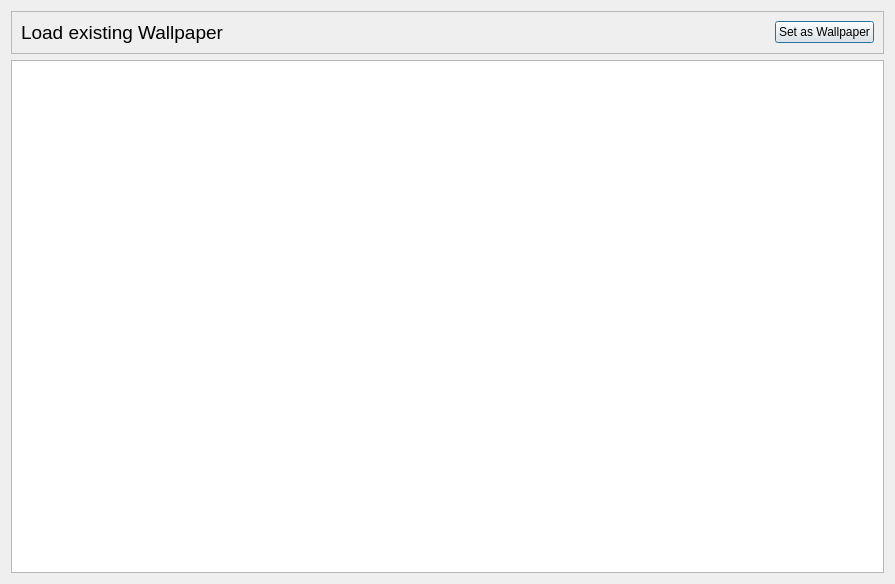
Before: the Qt Designer form photobrowser.ui in codecopy/DailyDesktopWallpaperPlus_macOS, drawn with Qt 5.
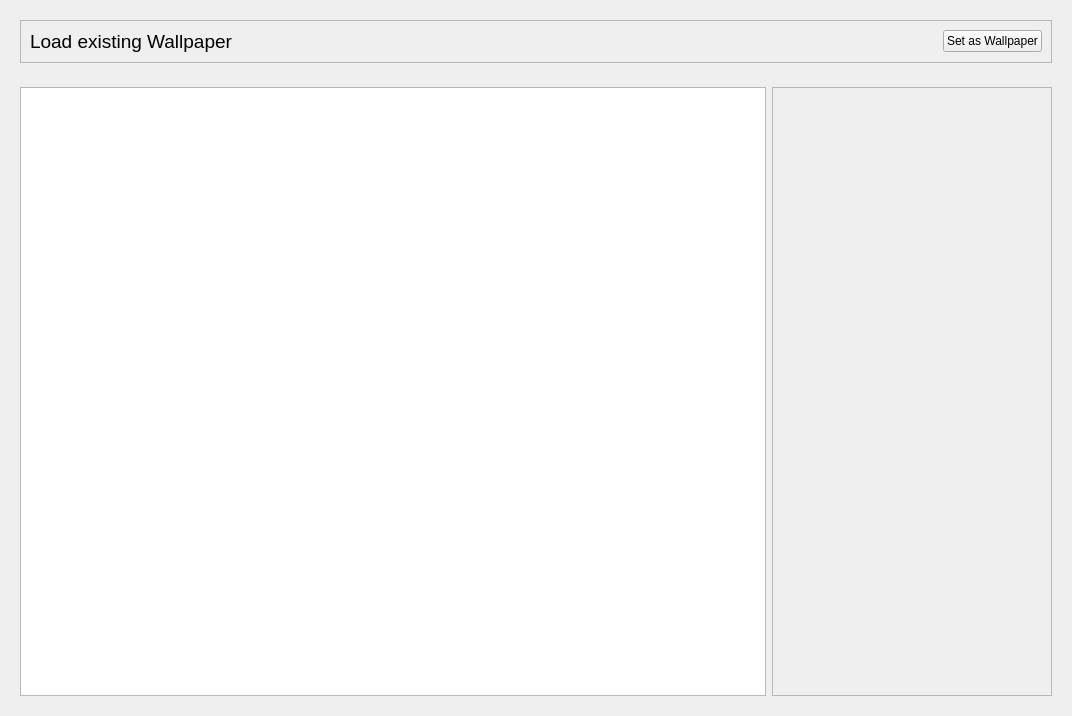
After: the same form once the commit is applied. Icons and pictures are not drawn.

The edit to the form file:
```diff
--- a/photobrowser.ui
+++ b/photobrowser.ui
@@ -6,17 +6,24 @@
    <rect>
     <x>0</x>
     <y>0</y>
-    <width>895</width>
-    <height>584</height>
+    <width>1072</width>
+    <height>716</height>
    </rect>
   </property>
   <property name="windowTitle">
    <string>Load existing Wallpaper</string>
   </property>
-  <layout class="QVBoxLayout" name="verticalLayout_2">
-   <item>
     <layout class="QVBoxLayout" name="verticalLayout">
      <item>
+    <widget class="QWidget" name="widget_2" native="true">
+     <property name="minimumSize">
+      <size>
+       <width>0</width>
+       <height>50</height>
+      </size>
+     </property>
+     <layout class="QVBoxLayout" name="verticalLayout_2">
+      <item>
       <widget class="QFrame" name="frame">
        <property name="frameShape">
         <enum>QFrame::StyledPanel</enum>
@@ -62,15 +69,45 @@
            <iconset resource="mainicon.qrc">
             <normaloff>:/icons/Check_256x256.png</normaloff>:/icons/Check_256x256.png</iconset>
           </property>
+           <property name="autoDefault">
+            <bool>false</bool>
+           </property>
          </widget>
         </item>
        </layout>
       </widget>
      </item>
     </layout>
+    </widget>
    </item>
    <item>
-    <widget class="QListView" name="listView"/>
+    <widget class="QWidget" name="widget" native="true">
+     <layout class="QHBoxLayout" name="horizontalLayout_2">
+      <item>
+       <widget class="QListView" name="listView">
+        <property name="enabled">
+         <bool>true</bool>
+        </property>
+       </widget>
+      </item>
+      <item>
+       <widget class="QFrame" name="frame_2">
+        <property name="minimumSize">
+         <size>
+          <width>280</width>
+          <height>0</height>
+         </size>
+        </property>
+        <property name="frameShape">
+         <enum>QFrame::StyledPanel</enum>
+        </property>
+        <property name="frameShadow">
+         <enum>QFrame::Raised</enum>
+        </property>
+       </widget>
+      </item>
+     </layout>
+    </widget>
    </item>
   </layout>
  </widget>
```
Left out of the diff: 2 changed lines with no effect on the pictures. Lines whose indentation alone changed are shown as unchanged.
